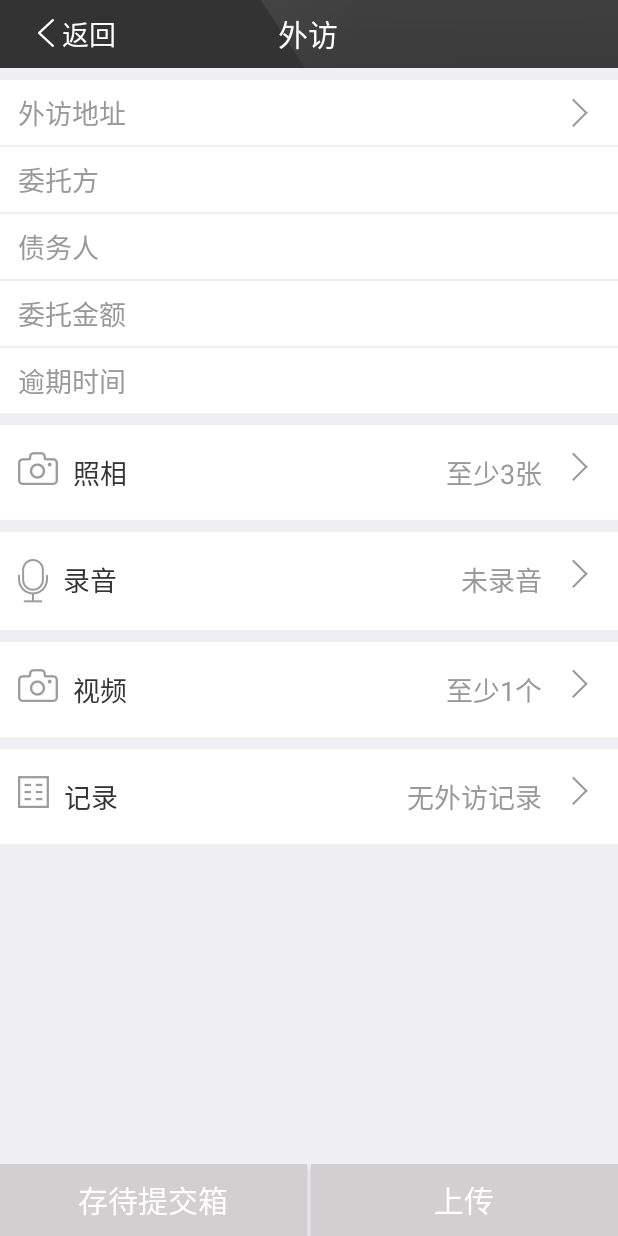
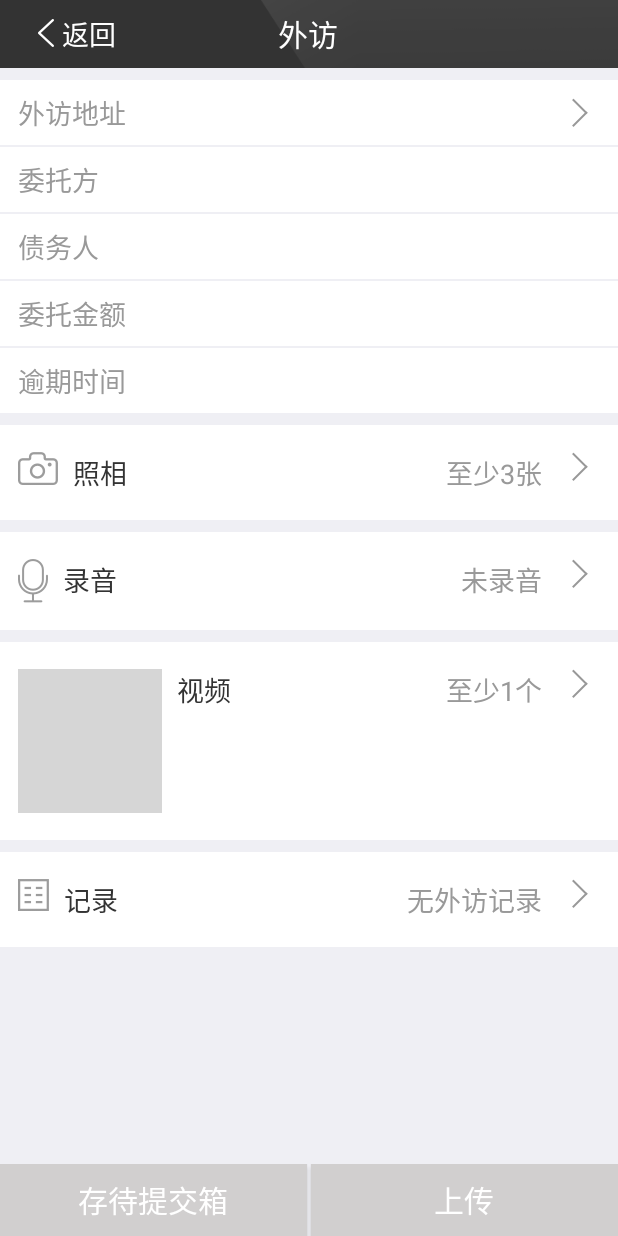
Before and after one commit to AlbertMihawk/Zleida, an Android app: the VisitActivity screen opened directly, with no data from a screen before it, on a phone screen of 412 x 824 dp. Run offline under Robolectric (Android 15) with nearby library versions, the phone set to English and light mode, and no system bars; our stand-ins replace ButterKnife; libraries missing offline, so code that uses them is left out: com.github.lassana.recorder; 10 statements that could not run were skipped; grey boxes are pictures that could not be loaded.

Commit message:
流程调通

```diff
--- a/app/src/main/java/com/zleidadr/api/Api.java
+++ b/app/src/main/java/com/zleidadr/api/Api.java
@@ -60,10 +60,8 @@ import java.util.Map;
  */
 public class Api {
 
-    //    public static final String HOST = "http://192.168.207.55:8087";
-//    public static final String HOST = "http://zleida-app.qa-01.jimubox.com";
-//    public static final String HOST = "https://app.zleida.com";
-    public static final String HOST = "http://app.zleida.com";
+    //    public static final String HOST = "http://zleida-app-qa-01.zleida.com/";
+    public static final String HOST = "https://app.zleida.com";
     private static final String TAG = Api.class.getName();
     private static final String CODE_SUCCESS = "1";
     private static final String CODE_FAIL = "2";
--- a/app/src/main/java/com/zleidadr/common/Constant.java
+++ b/app/src/main/java/com/zleidadr/common/Constant.java
@@ -20,8 +20,9 @@ public class Constant {
     public static final String SEX_MALE_STR = "男";
     public static final String SEX_FEMALE_STR = "女";
     public static final String RESOURCE_PHOTO = "10";
+    public static final String RESOURCE_AUDIO = "20";
+    public static final String RESOURCE_VIDEO = "30";
 
-    public static final String RESOURCE_AUDIO = "20";
     public static final String DICTKEY_SELF = "1";// 本人
 
 
--- a/app/src/main/java/com/zleidadr/ui/RecorderActivity.java
+++ b/app/src/main/java/com/zleidadr/ui/RecorderActivity.java
@@ -224,7 +224,7 @@ public class RecorderActivity extends LocationBaseActivity {
         resource.setDistrict(mBdLocation.getDistrict());
         resource.setStreet(mBdLocation.getStreet());
         if (TextUtils.isEmpty(resource.getLocation())) {
-            Toast.makeText(RecorderActivity.this, "定位信息获取失败", Toast.LENGTH_SHORT).show();
+//            Toast.makeText(RecorderActivity.this, "定位信息获取失败", Toast.LENGTH_SHORT).show();
         }
         resource.setResourceOriginal(new File(mAudioManager.getRecordingFile()).getName());
         resource.setResourceType(Constant.RESOURCE_AUDIO);
--- a/app/src/main/java/com/zleidadr/ui/VisitActivity.java
+++ b/app/src/main/java/com/zleidadr/ui/VisitActivity.java
@@ -50,6 +50,8 @@ public class VisitActivity extends Activity {
     TextView mTvCameraStatus;
     @Bind(R.id.tv_recorder_status)
     TextView mTvRecorderStatus;
+    @Bind(R.id.tv_video_status)
+    TextView mTvVideoStatus;
     @Bind(R.id.tv_note_status)
     TextView mTvNoteStatus;
     @Bind(R.id.btn_submit_box)
@@ -93,7 +95,7 @@ public class VisitActivity extends Activity {
     }
 
     private void checkUploadValide() {
-        if (checkAddress() & checkPhoto() & checkAudio() & checkNote()) {
+        if (checkAddress() & checkPhoto() & checkAudio() & checkVideo() & checkNote()) {
             mBtnSubmit.setBackgroundResource(R.color.green);
             mBtnSubmit.setClickable(true);
             mBtnUpload.setBackgroundResource(R.color.green);
@@ -127,6 +129,25 @@ public class VisitActivity extends Activity {
                 return true;
             } else {
                 mTvCameraStatus.setText(count + "/3张");
+            }
+        }
+        return false;
+    }
+
+    private boolean checkVideo() {
+        if (mReceivableReq.getResourcesList() != null) {
+            ArrayList<Resource> list = (ArrayList<Resource>) mReceivableReq.getResourcesList();
+            int count = 0;
+            for (Resource res : list) {
+                if (res.getResourceType().equals(Constant.RESOURCE_VIDEO)) {
+                    count++;
+                }
+            }
+            if (count >= 1) {
+                mTvVideoStatus.setText("共" + count + "个");
+                return true;
+            } else {
+                mTvVideoStatus.setText(count + "/1个");
             }
         }
         return false;
@@ -177,43 +198,39 @@ public class VisitActivity extends Activity {
         mTvOverdueDate.setText(mReceivableReq.getOverdue_date());
     }
 
-    @OnClick({R.id.iv_address_perform, R.id.iv_camera_perform, R.id.iv_recorder_perform, R.id.iv_note_perform, R.id.btn_submit_box, R.id.btn_upload})
+    @OnClick({R.id.iv_address_perform, R.id.iv_camera_perform, R.id.iv_recorder_perform, R.id.iv_video_perform, R.id.iv_note_perform, R.id.btn_submit_box, R.id.btn_upload})
     public void performBtn(View view) {
         Intent intent = new Intent();
+        intent.putExtra(Constant.BUNDLE_STR_LOCALID, mReceivableReq.getId() + "");
         switch (view.getId()) {
             case R.id.iv_address_perform:
                 mReceivableReq.setState(Constant.STATE_DRAFT);
                 mReceivableReq.save();
                 intent.setClass(VisitActivity.this, AddressActivity.class);
-                intent.putExtra(Constant.BUNDLE_STR_LOCALID, mReceivableReq.getId() + "");
                 startActivity(intent);
                 break;
             case R.id.iv_camera_perform:
                 mReceivableReq.setState(Constant.STATE_DRAFT);
                 mReceivableReq.save();
                 intent.setClass(VisitActivity.this, PhotoActivity.class);
-                intent.putExtra(Constant.BUNDLE_STR_LOCALID, mReceivableReq.getId() + "");
                 startActivity(intent);
                 break;
             case R.id.iv_recorder_perform:
                 mReceivableReq.setState(Constant.STATE_DRAFT);
                 mReceivableReq.save();
                 intent.setClass(VisitActivity.this, RecorderActivity.class);
-                intent.putExtra(Constant.BUNDLE_STR_LOCALID, mReceivableReq.getId() + "");
                 startActivity(intent);
                 break;
             case R.id.iv_video_perform:
                 mReceivableReq.setState(Constant.STATE_DRAFT);
                 mReceivableReq.save();
-                intent.setClass(VisitActivity.this, PhotoActivity.class);
-                intent.putExtra(Constant.BUNDLE_STR_LOCALID, mReceivableReq.getId() + "");
+                intent.setClass(VisitActivity.this, VideoActivity.class);
                 startActivity(intent);
                 break;
             case R.id.iv_note_perform:
                 mReceivableReq.setState(Constant.STATE_DRAFT);
                 mReceivableReq.save();
                 intent.setClass(VisitActivity.this, NoteActivity.class);
-                intent.putExtra(Constant.BUNDLE_STR_LOCALID, mReceivableReq.getId() + "");
                 startActivity(intent);
                 break;
             case R.id.btn_submit_box:
--- a/app/src/main/res/layout/activity_visit.xml
+++ b/app/src/main/res/layout/activity_visit.xml
@@ -1,9 +1,9 @@
 <?xml version="1.0" encoding="utf-8"?>
-<FrameLayout
-    xmlns:android="http://schemas.android.com/apk/res/android"
+<FrameLayout xmlns:android="http://schemas.android.com/apk/res/android"
     xmlns:tools="http://schemas.android.com/tools"
     android:layout_width="match_parent"
     android:layout_height="match_parent">
+
     <RelativeLayout
 
         android:layout_width="match_parent"
@@ -13,7 +13,7 @@
 
         <include
             android:id="@+id/title_bar"
-            layout="@layout/include_titlebar"/>
+            layout="@layout/include_titlebar" />
 
         <ScrollView
             android:layout_width="match_parent"
@@ -30,7 +30,7 @@
                 <View
                     android:layout_width="match_parent"
                     android:layout_height="8dp"
-                    android:background="@color/listview_bg"/>
+                    android:background="@color/listview_bg" />
 
                 <LinearLayout
                     android:id="@+id/iv_address_perform"
@@ -38,8 +38,8 @@
                     android:layout_height="wrap_content"
                     android:background="@color/white"
                     android:orientation="horizontal"
-                    android:paddingBottom="8dp"
-                    android:paddingTop="8dp">
+                    android:paddingTop="8dp"
+                    android:paddingBottom="8dp">
 
                     <TextView
                         android:layout_width="0dp"
@@ -50,7 +50,7 @@
                         android:paddingLeft="12dp"
                         android:text="外访地址"
                         android:textColor="@color/text_label_color"
-                        android:textSize="@dimen/h3"/>
+                        android:textSize="@dimen/h3" />
 
                     <TextView
                         android:id="@+id/tv_address"
@@ -60,29 +60,29 @@
                         android:layout_weight="2"
                         android:drawablePadding="5dp"
                         android:textColor="@color/text_black"
-                        android:textSize="@dimen/h3"/>
+                        android:textSize="@dimen/h3" />
 
                     <ImageView
                         android:layout_width="wrap_content"
                         android:layout_height="wrap_content"
                         android:layout_gravity="center_vertical"
                         android:layout_marginRight="20dp"
-                        android:src="@drawable/icon_arrow_right"/>
+                        android:src="@drawable/icon_arrow_right" />
 
                 </LinearLayout>
 
                 <View
                     android:layout_width="match_parent"
                     android:layout_height="1dp"
-                    android:background="@color/listview_bg"/>
+                    android:background="@color/listview_bg" />
 
                 <LinearLayout
                     android:layout_width="match_parent"
                     android:layout_height="wrap_content"
                     android:background="@color/white"
                     android:orientation="horizontal"
-                    android:paddingBottom="8dp"
-                    android:paddingTop="8dp">
+                    android:paddingTop="8dp"
+                    android:paddingBottom="8dp">
 
                     <TextView
                         android:layout_width="0dp"
@@ -93,7 +93,7 @@
                         android:paddingLeft="12dp"
                         android:text="委托方"
                         android:textColor="@color/text_label_color"
-                        android:textSize="@dimen/h3"/>
+                        android:textSize="@dimen/h3" />
 
                     <TextView
                         android:id="@+id/tv_authorized_agency"
@@ -103,22 +103,22 @@
                         android:layout_weight="2"
                         android:drawablePadding="5dp"
                         android:textColor="@color/text_black"
-                        android:textSize="@dimen/h3"/>
+                        android:textSize="@dimen/h3" />
 
                 </LinearLayout>
 
                 <View
                     android:layout_width="match_parent"
                     android:layout_height="1dp"
-                    android:background="@color/listview_bg"/>
+                    android:background="@color/listview_bg" />
 
                 <LinearLayout
                     android:layout_width="match_parent"
                     android:layout_height="wrap_content"
                     android:background="@color/white"
                     android:orientation="horizontal"
-                    android:paddingBottom="8dp"
-                    android:paddingTop="8dp">
+                    android:paddingTop="8dp"
+                    android:paddingBottom="8dp">
 
                     <TextView
                         android:layout_width="0dp"
@@ -129,7 +129,7 @@
                         android:paddingLeft="12dp"
                         android:text="债务人"
                         android:textColor="@color/text_label_color"
-                        android:textSize="@dimen/h3"/>
+                        android:textSize="@dimen/h3" />
 
                     <TextView
                         android:id="@+id/tv_loanee_name"
@@ -139,22 +139,22 @@
                         android:layout_weight="2"
                         android:drawablePadding="5dp"
                         android:textColor="@color/text_black"
-                        android:textSize="@dimen/h3"/>
+                        android:textSize="@dimen/h3" />
 
                 </LinearLayout>
 
                 <View
                     android:layout_width="match_parent"
                     android:layout_height="1dp"
-                    android:background="@color/listview_bg"/>
+                    android:background="@color/listview_bg" />
 
                 <LinearLayout
                     android:layout_width="match_parent"
                     android:layout_height="wrap_content"
                     android:background="@color/white"
                     android:orientation="horizontal"
-                    android:paddingBottom="8dp"
-                    android:paddingTop="8dp">
+                    android:paddingTop="8dp"
+                    android:paddingBottom="8dp">
 
                     <TextView
                         android:layout_width="0dp"
@@ -165,7 +165,7 @@
                         android:paddingLeft="12dp"
                         android:text="委托金额"
                         android:textColor="@color/text_label_color"
-                        android:textSize="@dimen/h3"/>
+                        android:textSize="@dimen/h3" />
 
                     <TextView
                         android:id="@+id/tv_authorize_amount"
@@ -175,22 +175,22 @@
                         android:layout_weight="2"
                         android:drawablePadding="5dp"
                         android:textColor="@color/text_black"
-                        android:textSize="@dimen/h3"/>
+                        android:textSize="@dimen/h3" />
 
                 </LinearLayout>
 
                 <View
                     android:layout_width="match_parent"
                     android:layout_height="1dp"
-                    android:background="@color/listview_bg"/>
+                    android:background="@color/listview_bg" />
 
                 <LinearLayout
                     android:layout_width="match_parent"
                     android:layout_height="wrap_content"
                     android:background="@color/white"
                     android:orientation="horizontal"
-                    android:paddingBottom="8dp"
-                    android:paddingTop="8dp">
+                    android:paddingTop="8dp"
+                    android:paddingBottom="8dp">
 
                     <TextView
                         android:layout_width="0dp"
@@ -201,7 +201,7 @@
                         android:paddingLeft="12dp"
                         android:text="逾期时间"
                         android:textColor="@color/text_label_color"
-                        android:textSize="@dimen/h3"/>
+                        android:textSize="@dimen/h3" />
 
                     <TextView
                         android:id="@+id/tv_overdue_date"
@@ -211,14 +211,14 @@
                         android:layout_weight="2"
                         android:drawablePadding="5dp"
                         android:textColor="@color/text_black"
-                        android:textSize="@dimen/h3"/>
+                        android:textSize="@dimen/h3" />
 
                 </LinearLayout>
 
                 <View
                     android:layout_width="match_parent"
                     android:layout_height="8dp"
-                    android:background="@color/listview_bg"/>
+                    android:background="@color/listview_bg" />
 
                 <RelativeLayout
                     android:id="@+id/iv_camera_perform"
@@ -226,16 +226,16 @@
                     android:layout_height="wrap_content"
                     android:layout_gravity="center_vertical"
                     android:background="@color/white"
-                    android:paddingBottom="18dp"
                     android:paddingLeft="12dp"
+                    android:paddingTop="18dp"
                     android:paddingRight="20dp"
-                    android:paddingTop="18dp">
+                    android:paddingBottom="18dp">
 
                     <ImageView
                         android:id="@+id/iv_camera"
                         android:layout_width="wrap_content"
                         android:layout_height="wrap_content"
-                        android:src="@drawable/icon_camera"/>
+                        android:src="@drawable/icon_camera" />
 
                     <TextView
                         android:layout_width="wrap_content"
@@ -244,7 +244,7 @@
                         android:layout_toRightOf="@+id/iv_camera"
                         android:text="照相"
                         android:textColor="@color/text_black"
-                        android:textSize="@dimen/h3"/>
+                        android:textSize="@dimen/h3" />
 
                     <TextView
                         android:id="@+id/tv_camera_status"
@@ -254,21 +254,21 @@
                         android:layout_toLeftOf="@+id/iv_camera_arrow"
                         android:text="至少3张"
                         android:textColor="@color/text_label_color"
-                        android:textSize="@dimen/h3"/>
+                        android:textSize="@dimen/h3" />
 
                     <ImageView
                         android:id="@+id/iv_camera_arrow"
                         android:layout_width="wrap_content"
                         android:layout_height="wrap_content"
                         android:layout_alignParentRight="true"
-                        android:src="@drawable/icon_arrow_right"/>
+                        android:src="@drawable/icon_arrow_right" />
 
                 </RelativeLayout>
 
                 <View
                     android:layout_width="match_parent"
                     android:layout_height="8dp"
-                    android:background="@color/listview_bg"/>
+                    android:background="@color/listview_bg" />
 
                 <RelativeLayout
                     android:id="@+id/iv_recorder_perform"
@@ -276,16 +276,16 @@
                     android:layout_height="wrap_content"
                     android:layout_gravity="center_vertical"
                     android:background="@color/white"
-                    android:paddingBottom="18dp"
                     android:paddingLeft="12dp"
+                    android:paddingTop="18dp"
                     android:paddingRight="20dp"
-                    android:paddingTop="18dp">
+                    android:paddingBottom="18dp">
 
                     <ImageView
                         android:id="@+id/iv_recorder"
                         android:layout_width="wrap_content"
                         android:layout_height="wrap_content"
-                        android:src="@drawable/icon_recorder"/>
+                        android:src="@drawable/icon_recorder" />
 
                     <TextView
                         android:layout_width="wrap_content"
@@ -294,7 +294,7 @@
                         android:layout_toRightOf="@+id/iv_recorder"
                         android:text="录音"
                         android:textColor="@color/text_black"
-                        android:textSize="@dimen/h3"/>
+                        android:textSize="@dimen/h3" />
 
                     <TextView
                         android:id="@+id/tv_recorder_status"
@@ -304,21 +304,21 @@
                         android:layout_toLeftOf="@+id/iv_recorder_arrow"
                         android:text="未录音"
                         android:textColor="@color/text_label_color"
-                        android:textSize="@dimen/h3"/>
+                        android:textSize="@dimen/h3" />
 
                     <ImageView
                         android:id="@+id/iv_recorder_arrow"
                         android:layout_width="wrap_content"
                         android:layout_height="wrap_content"
                         android:layout_alignParentRight="true"
-                        android:src="@drawable/icon_arrow_right"/>
+                        android:src="@drawable/icon_arrow_right" />
 
                 </RelativeLayout>
 
                 <View
                     android:layout_width="match_parent"
                     android:layout_height="8dp"
-                    android:background="@color/listview_bg"/>
+                    android:background="@color/listview_bg" />
 
                 <RelativeLayout
                     android:id="@+id/iv_video_perform"
@@ -326,16 +326,16 @@
                     android:layout_height="wrap_content"
                     android:layout_gravity="center_vertical"
                     android:background="@color/white"
-                    android:paddingBottom="18dp"
                     android:paddingLeft="12dp"
+                    android:paddingTop="18dp"
                     android:paddingRight="20dp"
-                    android:paddingTop="18dp">
+                    android:paddingBottom="18dp">
 
                     <ImageView
                         android:id="@+id/iv_video"
                         android:layout_width="wrap_content"
                         android:layout_height="wrap_content"
-                        android:src="@drawable/icon_camera"/>
+                        android:src="@drawable/icon_video" />
 
                     <TextView
                         android:layout_width="wrap_content"
@@ -361,14 +361,14 @@
                         android:layout_width="wrap_content"
                         android:layout_height="wrap_content"
                         android:layout_alignParentRight="true"
-                        android:src="@drawable/icon_arrow_right"/>
+                        android:src="@drawable/icon_arrow_right" />
 
                 </RelativeLayout>
 
                 <View
                     android:layout_width="match_parent"
                     android:layout_height="8dp"
-                    android:background="@color/listview_bg"/>
+                    android:background="@color/listview_bg" />
 
                 <RelativeLayout
                     android:id="@+id/iv_note_perform"
@@ -376,16 +376,16 @@
                     android:layout_height="wrap_content"
                     android:layout_gravity="center_vertical"
                     android:background="@color/white"
-                    android:paddingBottom="18dp"
                     android:paddingLeft="12dp"
+                    android:paddingTop="18dp"
                     android:paddingRight="20dp"
-                    android:paddingTop="18dp">
+                    android:paddingBottom="18dp">
 
                     <ImageView
                         android:id="@+id/iv_note"
                         android:layout_width="wrap_content"
                         android:layout_height="wrap_content"
-                        android:src="@drawable/icon_note"/>
+                        android:src="@drawable/icon_note" />
 
                     <TextView
                         android:layout_width="wrap_content"
@@ -394,7 +394,7 @@
                         android:layout_toRightOf="@+id/iv_note"
                         android:text="记录"
                         android:textColor="@color/text_black"
-                        android:textSize="@dimen/h3"/>
+                        android:textSize="@dimen/h3" />
 
                     <TextView
                         android:id="@+id/tv_note_status"
@@ -404,14 +404,14 @@
                         android:layout_toLeftOf="@+id/iv_note_arrow"
                         android:text="无外访记录"
                         android:textColor="@color/text_label_color"
-                        android:textSize="@dimen/h3"/>
+                        android:textSize="@dimen/h3" />
 
                     <ImageView
                         android:id="@+id/iv_note_arrow"
                         android:layout_width="wrap_content"
                         android:layout_height="wrap_content"
                         android:layout_alignParentRight="true"
-                        android:src="@drawable/icon_arrow_right"/>
+                        android:src="@drawable/icon_arrow_right" />
 
                 </RelativeLayout>
             </LinearLayout>
@@ -434,7 +434,7 @@
                 android:background="@color/green"
                 android:text="存待提交箱"
                 android:textColor="@color/white"
-                android:textSize="@dimen/h2"/>
+                android:textSize="@dimen/h2" />
 
 
             <Button
@@ -447,10 +447,11 @@
                 android:clickable="false"
                 android:text="上传"
                 android:textColor="@color/white"
-                android:textSize="@dimen/h2"/>
+                android:textSize="@dimen/h2" />
         </LinearLayout>
     </RelativeLayout>
+
     <include
         android:id="@+id/inc_loading"
-        layout="@layout/include_loading"/>
+        layout="@layout/include_loading" />
 </FrameLayout>
```
Also changed, not shown: app/src/main/AndroidManifest.xml (+13 -5 lines), app/src/main/java/com/zleidadr/ui/LocationBaseActivity.java (+9 -0 lines), app/src/main/java/com/zleidadr/ui/PhotoActivity.java (+2 -8 lines), app/src/main/java/com/zleidadr/ui/VideoActivity.java (+82 -19 lines), app/src/main/res/layout/activity_video.xml (added, +49 -0 lines), app/src/main/res/layout/item_video.xml (added, +22 -0 lines).
